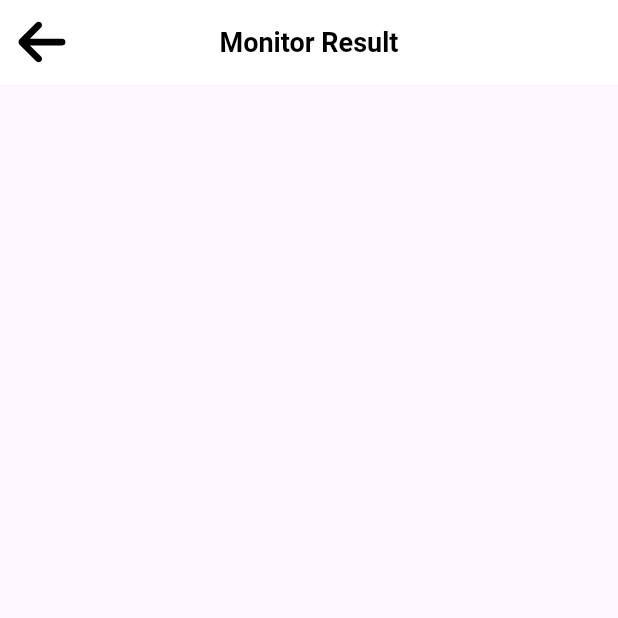
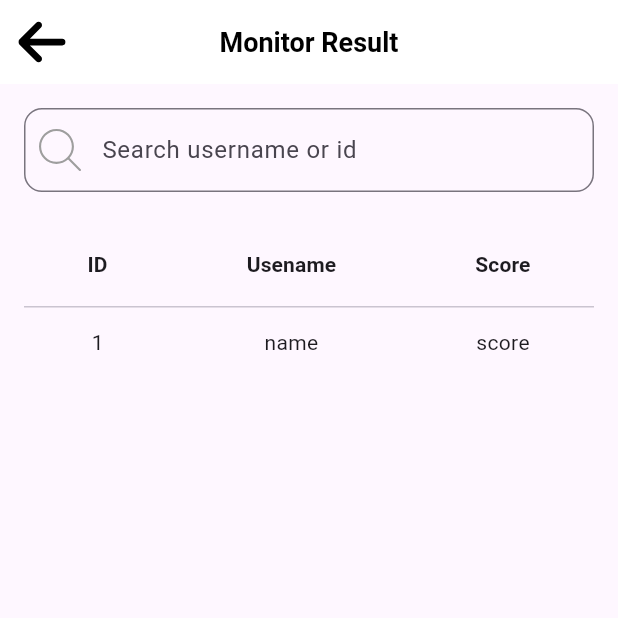
Before and after one commit to AeKard/localquizappFlutter, a Flutter app: the MonitorResult screen opened by its route, on a phone screen of 412 x 824 dp, the top half of it. Run offline on Flutter 3.47's test engine with Material 3 defaults, Android fonts, the phone set to English and light mode, and no system bars; our stand-ins replace flutter_svg, shared_preferences; accounts and stored records are empty.

Commit message:
monitorpage

```diff
--- a/lib/pages/adminPage/monitor_result.dart
+++ b/lib/pages/adminPage/monitor_result.dart
@@ -11,7 +11,163 @@ class MonitorResult extends StatefulWidget {
 class _MonitorResult extends State<MonitorResult> {
   @override
   Widget build(BuildContext context) {
-    return Scaffold(appBar: appbar(context));
+    return Scaffold(
+      appBar: appbar(context),
+
+      body: Padding(
+        padding: const EdgeInsets.all(16.0),
+        child: Column(
+          children: [
+            TextField(
+              decoration: InputDecoration(
+                hintText: 'Search username or id',
+                prefixIcon: Padding(
+                  padding: const EdgeInsets.all(10.0),
+                  child: SvgPicture.asset(
+                    'assets/icons/search.svg',
+                    width: 20,
+                    height: 20,
+                    color: Colors.grey,
+                  ),
+                ),
+                border: OutlineInputBorder(
+                  borderRadius: BorderRadius.circular(12),
+                ),
+              ),
+            ),
+            const SizedBox(height: 20),
+
+            Expanded(
+              child: ListView(
+                children: [
+                  DataTable(
+                    columns: const [
+                      DataColumn(
+                        label: Expanded(
+                          child: Center(
+                            child: Text(
+                              'ID',
+                              style: TextStyle(fontWeight: FontWeight.bold),
+                            ),
+                          ),
+                        ),
+                      ),
+                      DataColumn(
+                        label: Expanded(
+                          child: Center(
+                            child: Text(
+                              'Usename',
+                              style: TextStyle(fontWeight: FontWeight.bold),
+                            ),
+                          ),
+                        ),
+                      ),
+                      DataColumn(
+                        label: Expanded(
+                          child: Center(
+                            child: Text(
+                              'Score',
+                              style: TextStyle(fontWeight: FontWeight.bold),
+                            ),
+                          ),
+                        ),
+                      ),
+                    ],
+                    rows: const [
+                      DataRow(
+                        cells: [
+                          DataCell(Center(child: Text('1'))),
+                          DataCell(Center(child: Text('name'))),
+                          DataCell(Center(child: Text('score'))),
+                        ],
+                      ),
+                    ],
+                  ),
+                ],
+              ),
+            ),
+          ],
+        ),
+      ),
+    );
+  }
+
+  Padding tablesearch() {
+    return Padding(
+      padding: const EdgeInsets.all(16.0),
+      child: Column(
+        children: [
+          TextField(
+            decoration: InputDecoration(
+              hintText: 'Search username or id',
+              prefixIcon: Padding(
+                padding: const EdgeInsets.all(10.0),
+                child: SvgPicture.asset(
+                  'assets/icons/search.svg',
+                  width: 20,
+                  height: 20,
+                  color: Colors.grey,
+                ),
+              ),
+              border: OutlineInputBorder(
+                borderRadius: BorderRadius.circular(12),
+              ),
+            ),
+          ),
+          const SizedBox(height: 20),
+
+          Expanded(
+            child: ListView(
+              children: [
+                DataTable(
+                  columns: const [
+                    DataColumn(
+                      label: Expanded(
+                        child: Center(
+                          child: Text(
+                            'ID',
+                            style: TextStyle(fontWeight: FontWeight.bold),
+                          ),
+                        ),
+                      ),
+                    ),
+                    DataColumn(
+                      label: Expanded(
+                        child: Center(
+                          child: Text(
+                            'Usename',
+                            style: TextStyle(fontWeight: FontWeight.bold),
+                          ),
+                        ),
+                      ),
+                    ),
+                    DataColumn(
+                      label: Expanded(
+                        child: Center(
+                          child: Text(
+                            'Score',
+                            style: TextStyle(fontWeight: FontWeight.bold),
+                          ),
+                        ),
+                      ),
+                    ),
+                  ],
+                  rows: const [
+                    DataRow(
+                      cells: [
+                        DataCell(Center(child: Text('1'))),
+                        DataCell(Center(child: Text('name'))),
+                        DataCell(Center(child: Text('score'))),
+                      ],
+                    ),
+                  ],
+                ),
+              ],
+            ),
+          ),
+        ],
+      ),
+    );
   }
 
   AppBar appbar(BuildContext context) {
@@ -29,7 +185,7 @@ class _MonitorResult extends State<MonitorResult> {
       elevation: 0.0,
       leading: GestureDetector(
         onTap: () {
-          Navigator.pop(context);
+          Navigator.pushReplacementNamed(context, '/admin');
         },
         child: Container(
           alignment: Alignment.center,
```
Also changed, not shown: assets/icons/search.svg (added).
